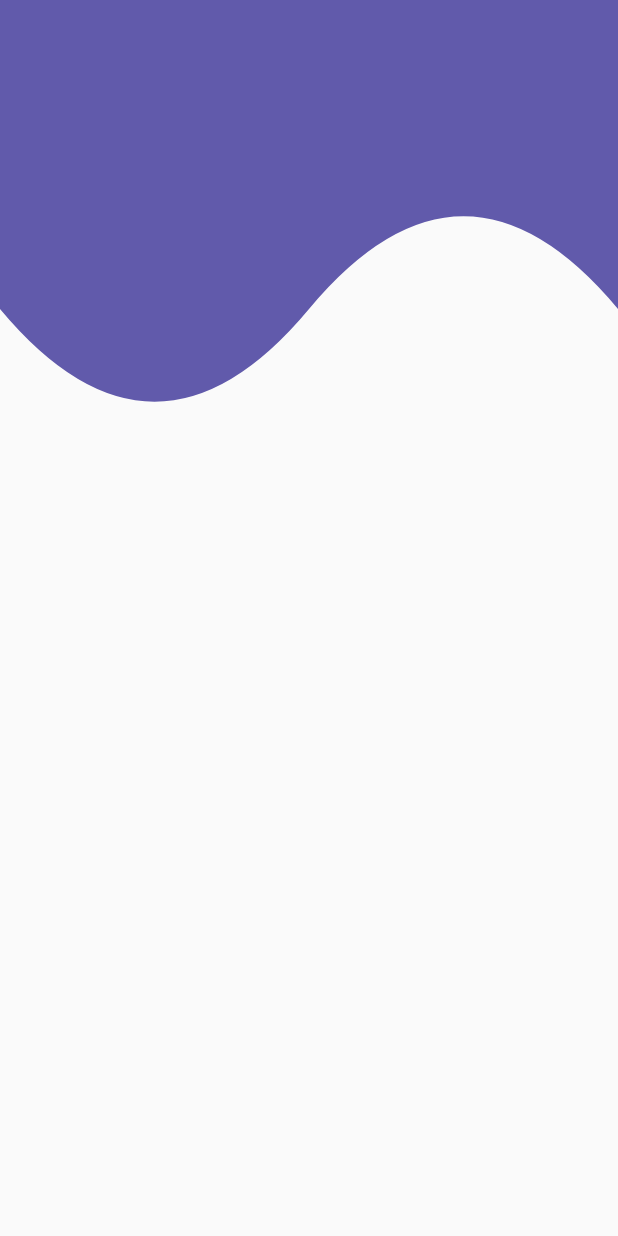
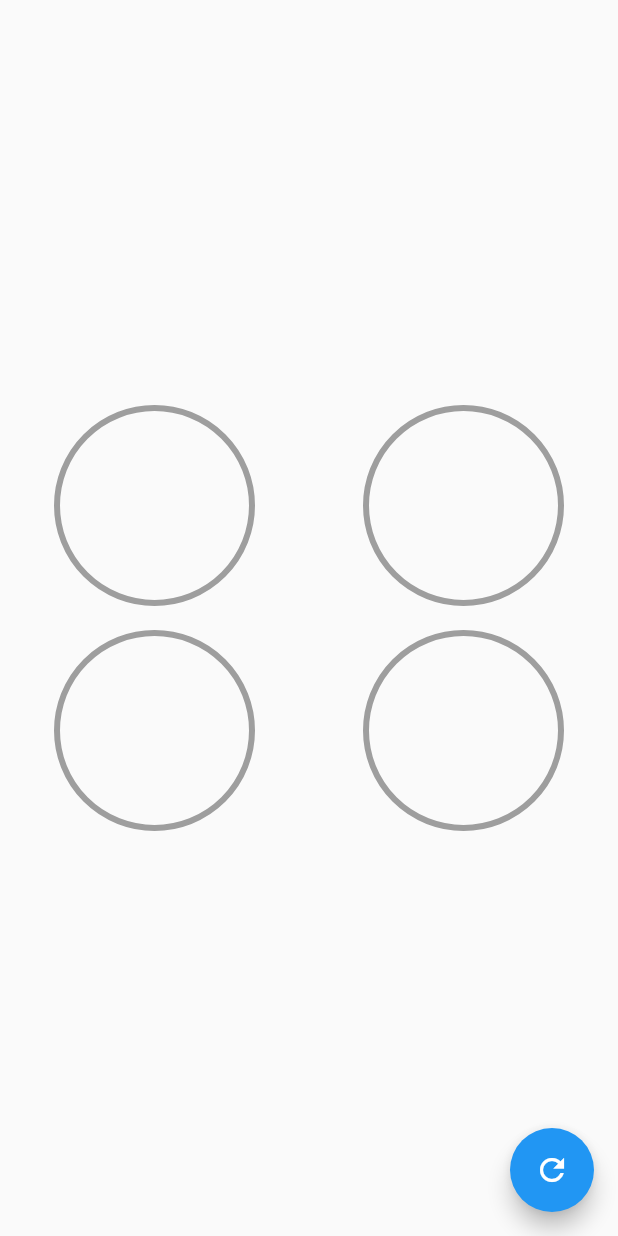
Before and after one commit to lzambranoa/disenos-header-flutter, a Flutter app: the screen it shows after launch, on a phone screen of 412 x 824 dp. Run offline on Flutter 3.47's test engine with Material 2 defaults, Android fonts, the phone set to English and light mode, and no system bars.

Commit message:
Se crean los widget para manejos de un radial progress manejado por valores porcentuales

```diff
--- a/lib/main.dart
+++ b/lib/main.dart
@@ -1,6 +1,9 @@
 import 'package:flutter/material.dart';
 
-import 'package:disenos_app/src/pages/headers_page.dart';
+
+import 'package:disenos_app/src/pages/graficas_circulares_page.dart';
+// import 'package:disenos_app/src/retos/cuadrado_animado_page.dart';
+// import 'package:disenos_app/src/pages/headers_page.dart';
 
 
 
@@ -12,7 +15,7 @@ class MyApp extends StatelessWidget {
     return MaterialApp(
       debugShowCheckedModeBanner: false,
       title: 'Diseños App',
-      home: HeadersPage()
+      home: GraficasCircularesPage()
     );
   }
 }
--- /dev/null
+++ b/lib/src/pages/graficas_circulares_page.dart
@@ -0,0 +1,79 @@
+import 'package:flutter/material.dart';
+
+
+import 'package:disenos_app/src/widgets/radial_progress.dart';
+
+class GraficasCircularesPage extends StatefulWidget {
+
+  @override
+  _GraficasCircularesPageState createState() => _GraficasCircularesPageState();
+}
+
+class _GraficasCircularesPageState extends State<GraficasCircularesPage> {
+
+  double porcentaje = 0.0;
+
+  @override
+  Widget build(BuildContext context) {
+    return Scaffold(
+      floatingActionButton: FloatingActionButton(
+        child: Icon(Icons.refresh),
+        onPressed: (){
+          setState(() {
+            porcentaje += 10;
+            if(porcentaje > 100){
+              porcentaje = 0;
+            }
+          });
+        }
+        ),
+      body: Column(
+        mainAxisAlignment: MainAxisAlignment.center,
+        children: <Widget>[
+          Row(
+            mainAxisAlignment: MainAxisAlignment.spaceAround,
+            children: <Widget>[
+            CustomRadialProgress(porcentaje: porcentaje, color: Colors.red),
+            CustomRadialProgress(porcentaje: porcentaje, color: Colors.green),
+
+          ],),
+
+          Row(
+            mainAxisAlignment: MainAxisAlignment.spaceAround,
+            children: <Widget>[
+            CustomRadialProgress(porcentaje: porcentaje, color: Colors.pink),
+            CustomRadialProgress(porcentaje: porcentaje, color: Colors.blue),
+          ])
+        ]
+      )
+    );
+  }
+}
+
+class CustomRadialProgress extends StatelessWidget {
+
+  final Color color;
+
+  const CustomRadialProgress({
+    @required this.porcentaje,
+    @required this.color
+  });
+
+  final double porcentaje;
+
+  @override
+  Widget build(BuildContext context) {
+    return Container(
+
+      width: 150,
+      height: 150,
+      child: RadialProgress(
+        porcentaje: porcentaje,
+        colorPrimario: this.color,
+        colorSecundario: Colors.grey,
+        grosorPrimario: 4,
+        grosorSecundario: 10,
+        ),
+    );
+  }
+}
--- a/lib/src/pages/headers_page.dart
+++ b/lib/src/pages/headers_page.dart
@@ -1,6 +1,7 @@
 import 'package:flutter/material.dart';
 
 
+import 'package:disenos_app/src/pages/animaciones_pages.dart';
 import 'package:disenos_app/src/widgets/headers.dart';
 
 class HeadersPage extends StatelessWidget {
@@ -9,7 +10,7 @@ class HeadersPage extends StatelessWidget {
   @override
   Widget build(BuildContext context) {
     return Scaffold(
-      body: HeaderWaves()
+      body: HeaderPico(),
     );
   }
 }
--- /dev/null
+++ b/lib/src/widgets/radial_progress.dart
@@ -0,0 +1,131 @@
+import 'dart:math';
+
+import 'package:flutter/material.dart';
+
+class RadialProgress extends StatefulWidget {
+
+  final porcentaje;
+  final Color colorPrimario;
+  final Color colorSecundario;
+  final double grosorPrimario;
+  final double grosorSecundario;
+
+  RadialProgress({
+   @required this.porcentaje,
+    this.colorPrimario = Colors.blue,
+    this.colorSecundario = Colors.black,
+    this.grosorPrimario = 4,
+    this.grosorSecundario = 10,
+    });
+
+  @override
+  _RadialProgressState createState() => _RadialProgressState();
+}
+
+class _RadialProgressState extends State<RadialProgress> with SingleTickerProviderStateMixin {
+
+  AnimationController controller;
+  double porcentajeAnterior;
+
+  @override
+  void initState() {
+
+    porcentajeAnterior = widget.porcentaje;
+    controller = new AnimationController(vsync: this, duration: Duration(milliseconds: 200));
+
+
+    super.initState();
+  }
+
+  @override
+  void dispose() {
+    controller.dispose();
+    super.dispose();
+  }
+
+
+  @override
+  Widget build(BuildContext context) {
+
+    controller.forward(from: 0.0);
+
+    final diferenciaAnimar = widget.porcentaje - porcentajeAnterior;
+    porcentajeAnterior = widget.porcentaje;
+
+    return AnimatedBuilder(
+      animation: controller,
+      builder: (BuildContext context, Widget child) {
+        return Container(
+      padding: EdgeInsets.all(10),
+       width: double.infinity,
+       height: double.infinity,
+       child: CustomPaint(
+         painter: _MiRadialProgress((widget.porcentaje - diferenciaAnimar) + (diferenciaAnimar * controller.value),
+         widget.colorPrimario,
+         widget.colorSecundario,
+         widget.grosorSecundario,
+         widget.grosorPrimario,
+         ),
+       ),
+    );
+      },
+    );
+  }
+}
+
+class _MiRadialProgress extends CustomPainter {
+
+  final porcentaje;
+  final Color colorPrimario;
+  final Color colorSecundario;
+  final double grosorPrimario;
+  final double grosorSecundario;
+
+  _MiRadialProgress(
+    this.porcentaje,
+    this.colorPrimario,
+    this.colorSecundario,
+    this.grosorSecundario,
+    this.grosorPrimario,
+    );
+
+  @override
+  void paint(Canvas canvas, Size size) {
+
+  //final porcentaje = 40;
+
+   // Circulo completo
+    final paint = new Paint()
+      ..strokeWidth = grosorPrimario
+      ..color       = colorSecundario
+      ..style       = PaintingStyle.stroke;
+
+      final center = new Offset(size.width * 0.5, size.height / 2);
+      final radio = min( size.width * 0.5, size.height * 0.5);
+
+      canvas.drawCircle(center, radio, paint);
+
+    // Arco
+    final paintArco = new Paint()
+      ..strokeWidth = grosorSecundario
+      ..color       = colorPrimario
+      ..strokeCap   = StrokeCap.round
+      ..style       = PaintingStyle.stroke;
+
+    //  Codigo de la parte que se va llenando
+    double arcAngle = 2 * pi * ( porcentaje / 100 );
+
+    canvas.drawArc(
+      Rect.fromCircle(center: center, radius: radio),   // espacio donde se quiere ubicar el arco
+      -pi / 2,
+      arcAngle,
+      false,
+      paintArco);
+
+  }
+
+  @override
+  bool shouldRepaint(CustomPainter oldDelegate) => true;
+
+
+}
```
Also changed, not shown: lib/src/labs/circular_progress_page.dart (added, +125 -0 lines), lib/src/pages/animaciones_pages.dart (added, +124 -0 lines), lib/src/retos/cuadrado_animado_page.dart (added, +107 -0 lines).
